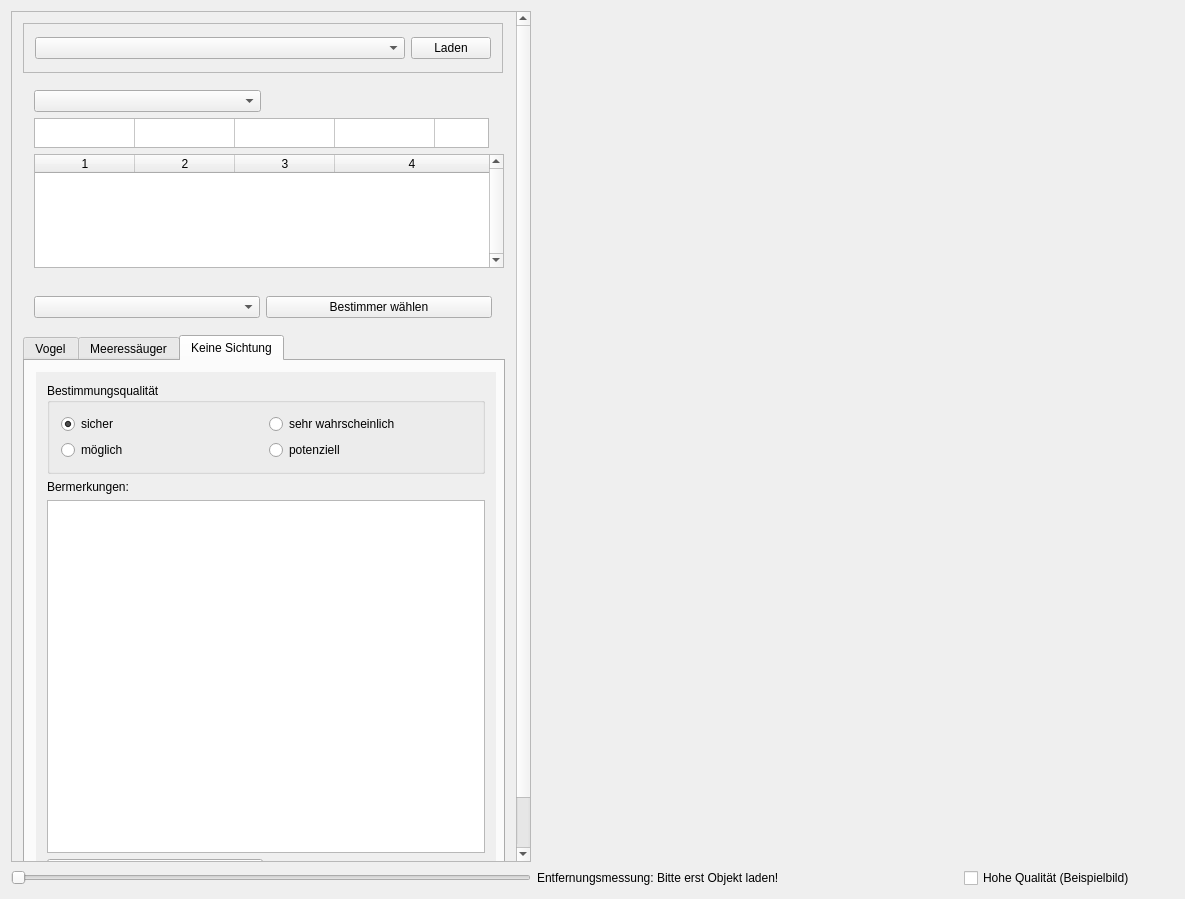
Before: the Qt Designer form mainwindow.ui in ifaoe/2014-10-Bird-View, drawn with Qt 5.
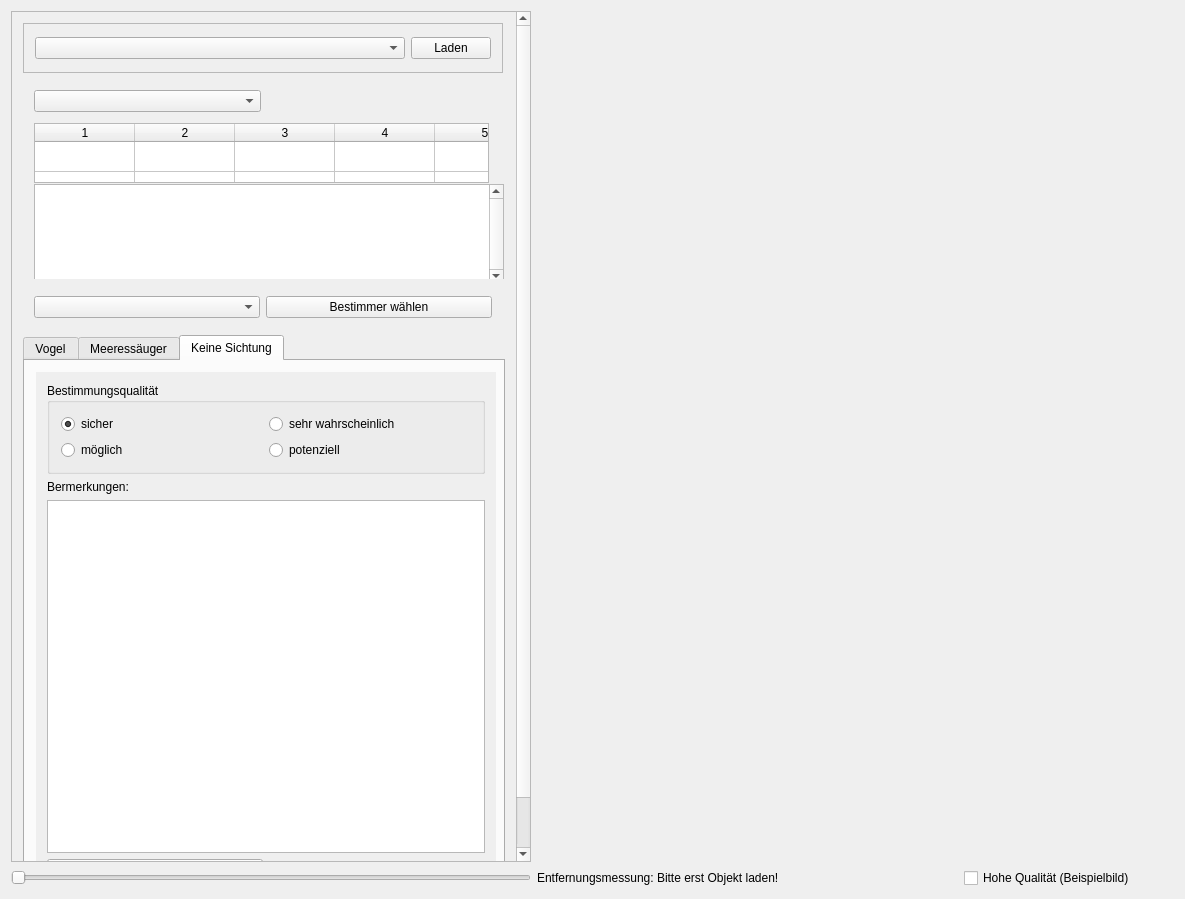
After: the same form once the commit is applied.

The edit to the form file:
```diff
--- a/mainwindow.ui
+++ b/mainwindow.ui
@@ -174,6 +174,9 @@
              <property name="verticalScrollBarPolicy">
               <enum>Qt::ScrollBarAlwaysOn</enum>
              </property>
+             <property name="horizontalScrollBarPolicy">
+              <enum>Qt::ScrollBarAlwaysOff</enum>
+             </property>
              <property name="alternatingRowColors">
               <bool>true</bool>
              </property>
@@ -181,8 +184,11 @@
               <number>0</number>
              </property>
              <property name="columnCount">
-              <number>4</number>
+              <number>5</number>
              </property>
+             <attribute name="horizontalHeaderVisible">
+              <bool>false</bool>
+             </attribute>
              <attribute name="horizontalHeaderCascadingSectionResizes">
               <bool>true</bool>
              </attribute>
@@ -199,6 +205,7 @@
              <column/>
              <column/>
              <column/>
+             <column/>
             </widget>
            </item>
            <item row="1" column="0" colspan="2">
@@ -212,13 +219,13 @@
              <property name="minimumSize">
               <size>
                <width>455</width>
-               <height>30</height>
+               <height>60</height>
               </size>
              </property>
              <property name="maximumSize">
               <size>
                <width>455</width>
-               <height>35</height>
+               <height>50</height>
               </size>
              </property>
              <property name="verticalScrollBarPolicy">
@@ -228,18 +235,19 @@
               <enum>Qt::ScrollBarAlwaysOff</enum>
              </property>
              <property name="rowCount">
-              <number>1</number>
+              <number>2</number>
              </property>
              <property name="columnCount">
               <number>5</number>
              </property>
              <attribute name="horizontalHeaderVisible">
-              <bool>false</bool>
+              <bool>true</bool>
              </attribute>
              <attribute name="verticalHeaderVisible">
               <bool>false</bool>
              </attribute>
              <row/>
+             <row/>
              <column/>
              <column/>
              <column/>
```
